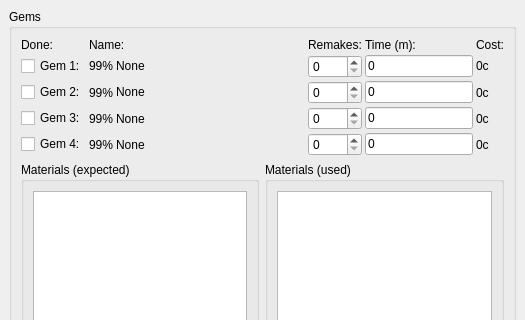
Old version of the form CraftWindow.ui in the repository tomkins/spellcraftcalc; both pictures show x 0 to 525 and y 0 to 320 of the 525 by 509 pixel window.
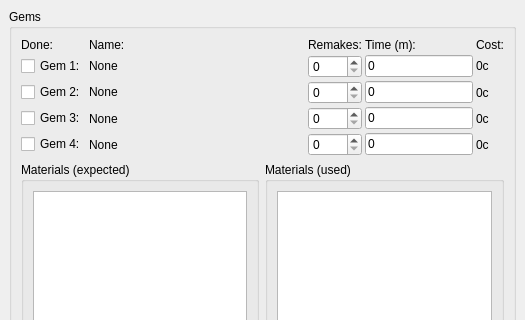
New version of the form.

The edit to the form file:
```diff
--- a/CraftWindow.ui
+++ b/CraftWindow.ui
@@ -58,7 +58,7 @@
             <property name="spacing" >
              <number>3</number>
             </property>
-            <item row="3" column="5" >
+            <item row="3" column="4" >
              <widget class="QLabel" name="Gem3Cost" >
               <property name="text" >
                <string>0c</string>
@@ -68,10 +68,10 @@
               </property>
              </widget>
             </item>
-            <item row="2" column="3" >
+            <item row="2" column="2" >
              <widget class="QSpinBox" name="Gem2Remakes" />
             </item>
-            <item row="4" column="4" >
+            <item row="4" column="3" >
              <widget class="QLineEdit" name="Gem4Time" >
               <property name="sizePolicy" >
                <sizepolicy>
@@ -86,7 +86,7 @@
               </property>
              </widget>
             </item>
-            <item row="1" column="3" >
+            <item row="1" column="2" >
              <widget class="QSpinBox" name="Gem1Remakes" >
               <property name="sizePolicy" >
                <sizepolicy>
@@ -98,7 +98,7 @@
               </property>
              </widget>
             </item>
-            <item row="4" column="2" >
+            <item row="4" column="1" >
              <widget class="QLabel" name="Gem4Name" >
               <property name="sizePolicy" >
                <sizepolicy>
@@ -113,7 +113,7 @@
               </property>
              </widget>
             </item>
-            <item row="1" column="5" >
+            <item row="1" column="4" >
              <widget class="QLabel" name="Gem1Cost" >
               <property name="sizePolicy" >
                <sizepolicy>
@@ -131,7 +131,7 @@
               </property>
              </widget>
             </item>
-            <item row="4" column="5" >
+            <item row="4" column="4" >
              <widget class="QLabel" name="Gem4Cost" >
               <property name="text" >
                <string>0c</string>
@@ -141,13 +141,13 @@
               </property>
              </widget>
             </item>
-            <item row="4" column="3" >
+            <item row="4" column="2" >
              <widget class="QSpinBox" name="Gem4Remakes" />
             </item>
-            <item row="3" column="3" >
+            <item row="3" column="2" >
              <widget class="QSpinBox" name="Gem3Remakes" />
             </item>
-            <item row="2" column="2" >
+            <item row="2" column="1" >
              <widget class="QLabel" name="Gem2Name" >
               <property name="sizePolicy" >
                <sizepolicy>
@@ -169,7 +169,7 @@
               </property>
              </widget>
             </item>
-            <item row="2" column="5" >
+            <item row="2" column="4" >
              <widget class="QLabel" name="Gem2Cost" >
               <property name="text" >
                <string>0c</string>
@@ -179,60 +179,32 @@
               </property>
              </widget>
             </item>
-            <item row="0" column="4" >
+            <item row="0" column="3" >
              <widget class="QLabel" name="TextLabel6" >
               <property name="text" >
                <string>Time (m):</string>
               </property>
              </widget>
             </item>
-            <item row="0" column="3" >
+            <item row="0" column="2" >
              <widget class="QLabel" name="TextLabel5" >
               <property name="text" >
                <string>Remakes:</string>
               </property>
              </widget>
             </item>
-            <item row="2" column="1" >
-             <widget class="QLabel" name="Gem2Qua" >
-              <property name="text" >
-               <string>99%</string>
-              </property>
-              <property name="alignment" >
-               <set>Qt::AlignRight|Qt::AlignTrailing|Qt::AlignVCenter</set>
-              </property>
-             </widget>
-            </item>
-            <item row="1" column="2" >
-             <widget class="QLabel" name="Gem1Name" >
-              <property name="sizePolicy" >
-               <sizepolicy>
-                <hsizetype>3</hsizetype>
-                <vsizetype>4</vsizetype>
-                <horstretch>0</horstretch>
-                <verstretch>0</verstretch>
-               </sizepolicy>
-              </property>
-              <property name="text" >
-               <string>None</string>
-              </property>
-             </widget>
-            </item>
             <item row="1" column="1" >
-             <widget class="QLabel" name="Gem1Qua" >
+             <widget class="QLabel" name="Gem1Name" >
               <property name="sizePolicy" >
                <sizepolicy>
-                <hsizetype>5</hsizetype>
+                <hsizetype>3</hsizetype>
                 <vsizetype>4</vsizetype>
                 <horstretch>0</horstretch>
                 <verstretch>0</verstretch>
                </sizepolicy>
               </property>
               <property name="text" >
-               <string>99%</string>
-              </property>
-              <property name="alignment" >
-               <set>Qt::AlignRight|Qt::AlignTrailing|Qt::AlignVCenter</set>
+               <string>None</string>
               </property>
              </widget>
             </item>
@@ -243,7 +215,7 @@
               </property>
              </widget>
             </item>
-            <item row="3" column="4" >
+            <item row="3" column="3" >
              <widget class="QLineEdit" name="Gem3Time" >
               <property name="sizePolicy" >
                <sizepolicy>
@@ -258,17 +230,7 @@
               </property>
              </widget>
             </item>
-            <item row="4" column="1" >
-             <widget class="QLabel" name="Gem4Qua" >
-              <property name="text" >
-               <string>99%</string>
-              </property>
-              <property name="alignment" >
-               <set>Qt::AlignRight|Qt::AlignTrailing|Qt::AlignVCenter</set>
-              </property>
-             </widget>
-            </item>
-            <item row="1" column="4" >
+            <item row="1" column="3" >
              <widget class="QLineEdit" name="Gem1Time" >
               <property name="sizePolicy" >
                <sizepolicy>
@@ -298,7 +260,7 @@
               </property>
              </widget>
             </item>
-            <item row="2" column="4" >
+            <item row="2" column="3" >
              <widget class="QLineEdit" name="Gem2Time" >
               <property name="sizePolicy" >
                <sizepolicy>
@@ -320,16 +282,6 @@
               </property>
              </widget>
             </item>
-            <item row="3" column="1" >
-             <widget class="QLabel" name="Gem3Qua" >
-              <property name="text" >
-               <string>99%</string>
-              </property>
-              <property name="alignment" >
-               <set>Qt::AlignRight|Qt::AlignTrailing|Qt::AlignVCenter</set>
-              </property>
-             </widget>
-            </item>
             <item row="2" column="0" >
              <widget class="QCheckBox" name="Gem2Done" >
               <property name="text" >
@@ -352,7 +304,7 @@
               </property>
              </widget>
             </item>
-            <item row="3" column="2" >
+            <item row="3" column="1" >
              <widget class="QLabel" name="Gem3Name" >
               <property name="sizePolicy" >
                <sizepolicy>
@@ -367,7 +319,7 @@
               </property>
              </widget>
             </item>
-            <item row="0" column="5" >
+            <item row="0" column="4" >
              <widget class="QLabel" name="TextLabel7" >
               <property name="text" >
                <string>Cost:</string>
```
